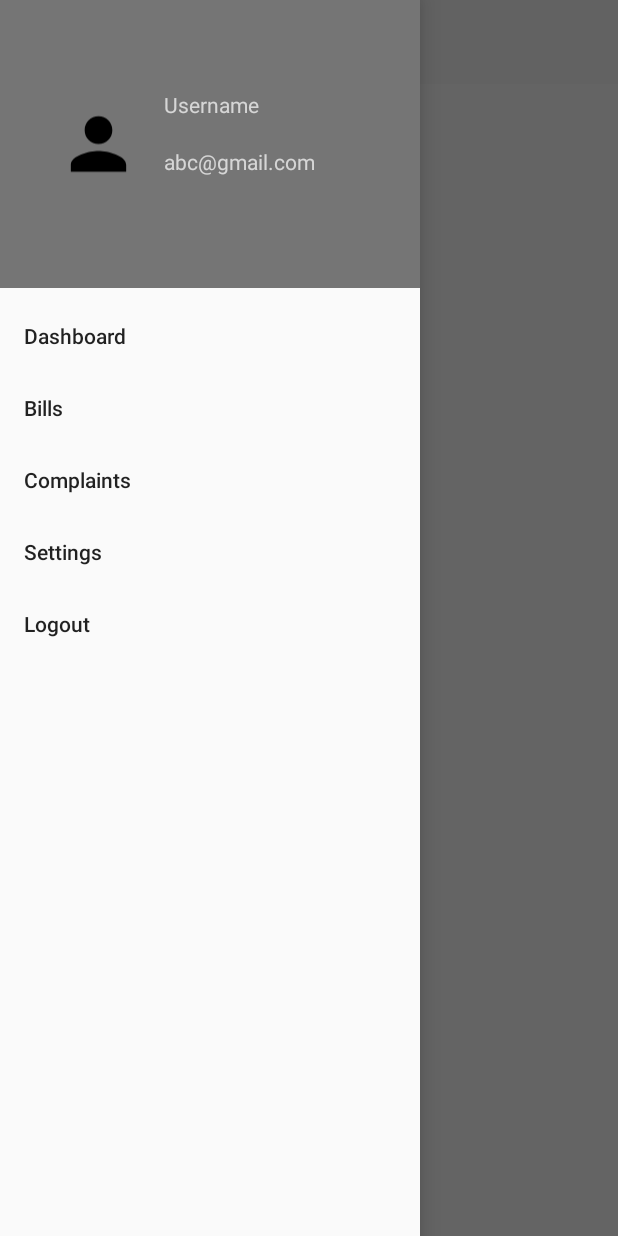
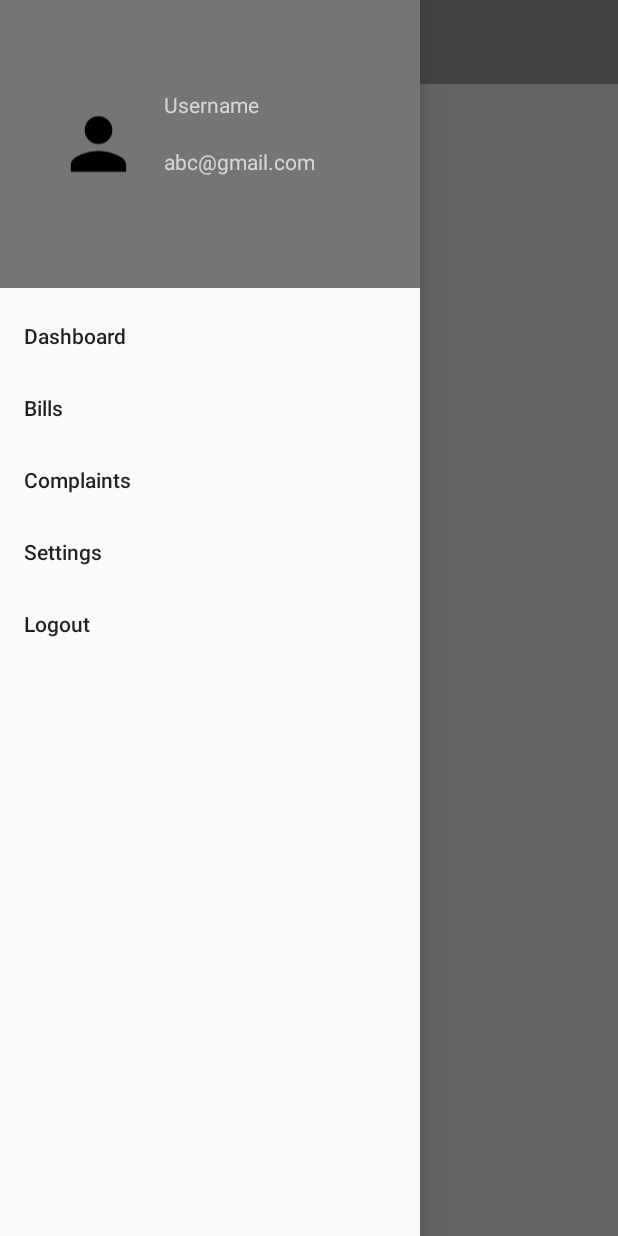
Before and after one commit to abrolmrinal/ElectricBillManage, an Android app: the LauncherActivity screen opened directly, with no data from a screen before it, with the side drawer open, on a phone screen of 412 x 824 dp. Run offline under Robolectric (Android 15) with nearby library versions, the light colour scheme and no system bars.

Commit message:
changed color of taskbar and added empty bill fragment

```diff
--- a/app/src/main/res/layout/activity_launcher.xml
+++ b/app/src/main/res/layout/activity_launcher.xml
@@ -17,14 +17,14 @@
             android:id="@+id/toolbar"
             android:layout_width="match_parent"
             android:layout_height="?attr/actionBarSize"
-            android:background="?attr/colorPrimary"
+            android:background="@android:color/darker_gray"
             android:theme="@style/ThemeOverlay.AppCompat.ActionBar" />
 
         <LinearLayout
             android:id="@+id/fragment_container"
             android:layout_width="match_parent"
             android:layout_height="match_parent"
-            android:layout_marginTop="57dp"
+            android:layout_marginTop="56dp"
             android:orientation="vertical"></LinearLayout>
 
     </FrameLayout>
--- a/app/src/main/res/layout/fragment_dashboard.xml
+++ b/app/src/main/res/layout/fragment_dashboard.xml
@@ -9,9 +9,9 @@
         android:id="@+id/tab_layout"
         android:layout_width="match_parent"
         android:layout_height="wrap_content"
-        android:background="?attr/colorPrimary"
+        android:background="@android:color/darker_gray"
         android:minHeight="?attr/actionBarSize"
-        android:theme="@style/ThemeOverlay.AppCompat.Dark.ActionBar"/>
+        android:theme="@style/ThemeOverlay.AppCompat.Dark.ActionBar" />
 
     <android.support.v4.view.ViewPager
         android:id="@+id/pager"
```
Also changed, not shown: app/src/main/java/com/mc/group3/electricbillmanage/Bills.java (added, +29 -0 lines), app/src/main/java/com/mc/group3/electricbillmanage/LauncherActivity.java (+6 -4 lines), app/src/main/res/layout/fragment_bills.xml (added, +13 -0 lines).
